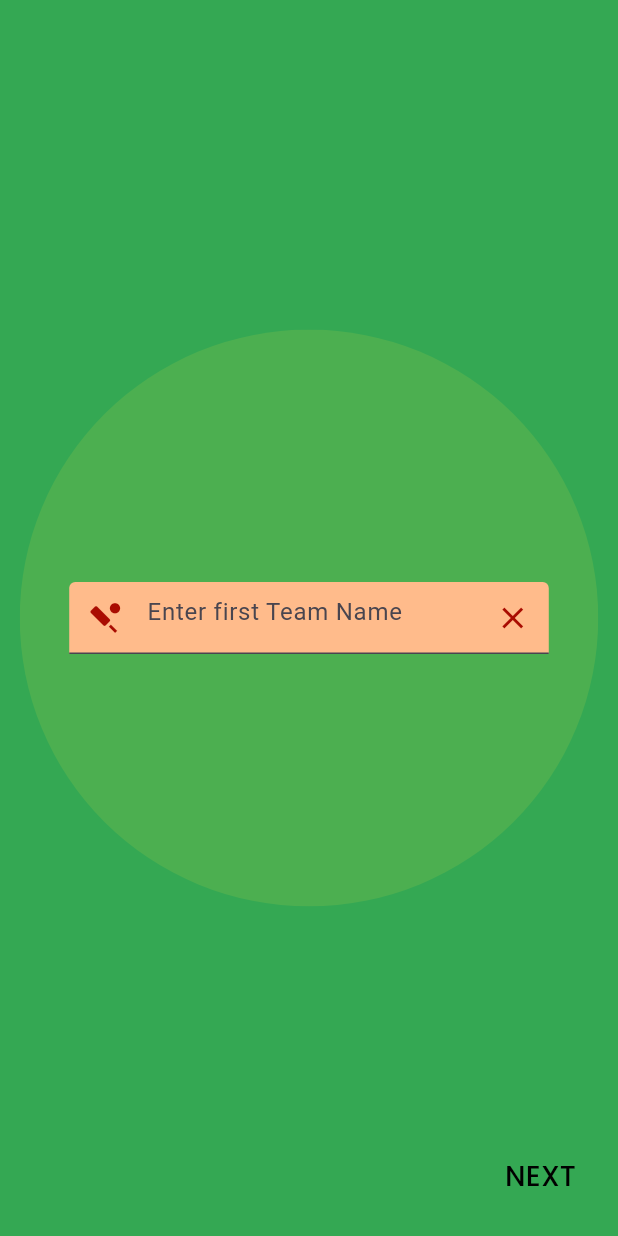
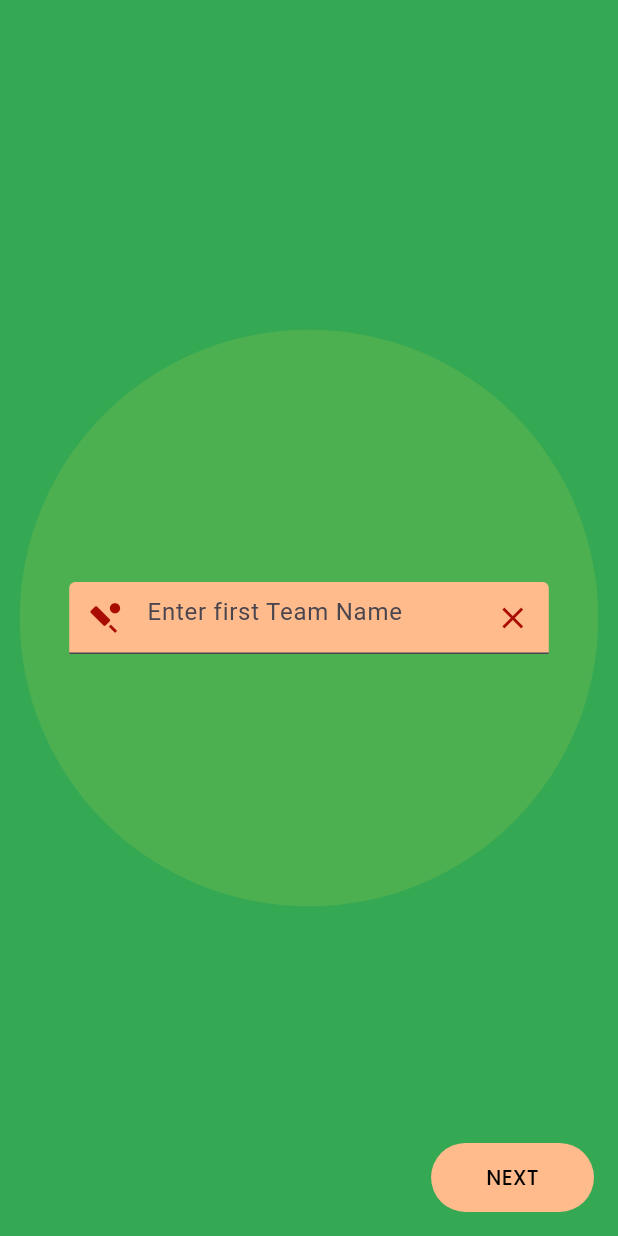
Before and after one commit to ArunKashyapp/cricketscorer, a Flutter app: the screen it shows after launch, on a phone screen of 412 x 824 dp. Run offline on Flutter 3.47's test engine with Material 2 defaults, Android fonts, the phone set to English and light mode, and no system bars; our stand-ins replace flutter_riverpod, routemaster, sqflite; accounts and stored records are empty.

Commit message:
tossScreenDone

```diff
--- a/lib/features/add_team/screen/add_team.dart
+++ b/lib/features/add_team/screen/add_team.dart
@@ -1,5 +1,6 @@
 import 'package:cricket/core/sizing.dart';
 import 'package:cricket/theme/app_styles.dart';
+import 'package:cricket/widgets/custom_button.dart';
 import 'package:cricket/widgets/custom_tff.dart';
 import 'package:flutter/material.dart';
 import 'package:flutter_riverpod/flutter_riverpod.dart';
@@ -64,7 +65,9 @@ class _AddTeamState extends ConsumerState<AddTeam> {
           Padding(
             padding: getPadding(left: 40),
             child: showSecondTextField
-                ? TextButton(
+                ? CustomButton(
+                    width: getHorizontalSize(90),
+                    height: getVerticalSize(40),
                     onPressed: () {
                       setState(() {
                         if (showSecondTextField) {
@@ -77,14 +80,12 @@ class _AddTeamState extends ConsumerState<AddTeam> {
                         }
                       });
                     },
-                    child: Text(
-                      'BACK',
-                      style: AppStyle.txtPoppinsMedium18Black900,
-                    ),
-                  )
+                    text: 'BACK')
                 : const SizedBox(),
           ),
-          TextButton(
+          CustomButton(
+            width: getHorizontalSize(90),
+            height: getVerticalSize(40),
             onPressed: () {
               setState(() {
                 if (!showSecondTextField && firstTController.text.isNotEmpty) {
@@ -99,11 +100,8 @@ class _AddTeamState extends ConsumerState<AddTeam> {
                 }
               });
             },
-            child: Text(
-              showSecondTextField ? 'SUBMIT' : 'NEXT',
-              style: AppStyle.txtPoppinsMedium18Black900,
-            ),
-          ),
+            text: showSecondTextField ? 'SUBMIT' : 'NEXT',
+          )
         ],
       ),
     );
--- a/lib/theme/app_styles.dart
+++ b/lib/theme/app_styles.dart
@@ -4,6 +4,7 @@ import 'package:flutter/material.dart';
 
 class AppStyle {
   static TextStyle txtPoppinsMedium13Orange700 = TextStyle(
+    overflow: TextOverflow.fade,
     color: ColorConstant.orange700,
     fontSize: getFontSize(
       13,
@@ -400,10 +401,8 @@ class AppStyle {
   );
 
   static TextStyle txtPoppinsMedium18Black900 = TextStyle(
+    overflow: TextOverflow.fade,
     color: ColorConstant.black900,
-    fontSize: getFontSize(
-      18,
-    ),
     fontFamily: 'Poppins',
     fontWeight: FontWeight.w500,
   );
--- a/lib/theme/color_constant.dart
+++ b/lib/theme/color_constant.dart
@@ -3,6 +3,7 @@ import 'package:flutter/material.dart';
 
 class ColorConstant {
   static Color black9003f = fromHex('#3f000000');
+  static Color red = Color.fromARGB(255, 169, 12, 1);
 
   static Color green600 = fromHex('#34a853');
 
--- /dev/null
+++ b/lib/widgets/custom_button.dart
@@ -0,0 +1,42 @@
+import 'package:cricket/core/sizing.dart';
+import 'package:cricket/theme/app_styles.dart';
+import 'package:cricket/theme/color_constant.dart';
+import 'package:flutter/material.dart';
+
+class CustomButton extends StatelessWidget {
+  final String text;
+  final double width;
+  final double height;
+
+
+  final void Function()? onPressed;
+  const CustomButton({
+    super.key,
+    required this.onPressed,
+    required this.text,
+    required this.width,
+    required this.height,
+
+  });
+
+  @override
+  Widget build(BuildContext context) {
+    return SizedBox(
+      width: getHorizontalSize(width),
+      height: getVerticalSize(height),
+      child: TextButton(
+
+
+          style: ButtonStyle(
+
+              backgroundColor:
+                  MaterialStatePropertyAll(ColorConstant.cricketPitchColor)),
+          onPressed: onPressed,
+          child: Text(
+            text,
+            overflow: TextOverflow.ellipsis,
+            style: AppStyle.txtPoppinsMedium18Black900,
+          )),
+    );
+  }
+}
```
Also changed, not shown: lib/features/toss/screen/toss_screen.dart (+113 -3 lines).
